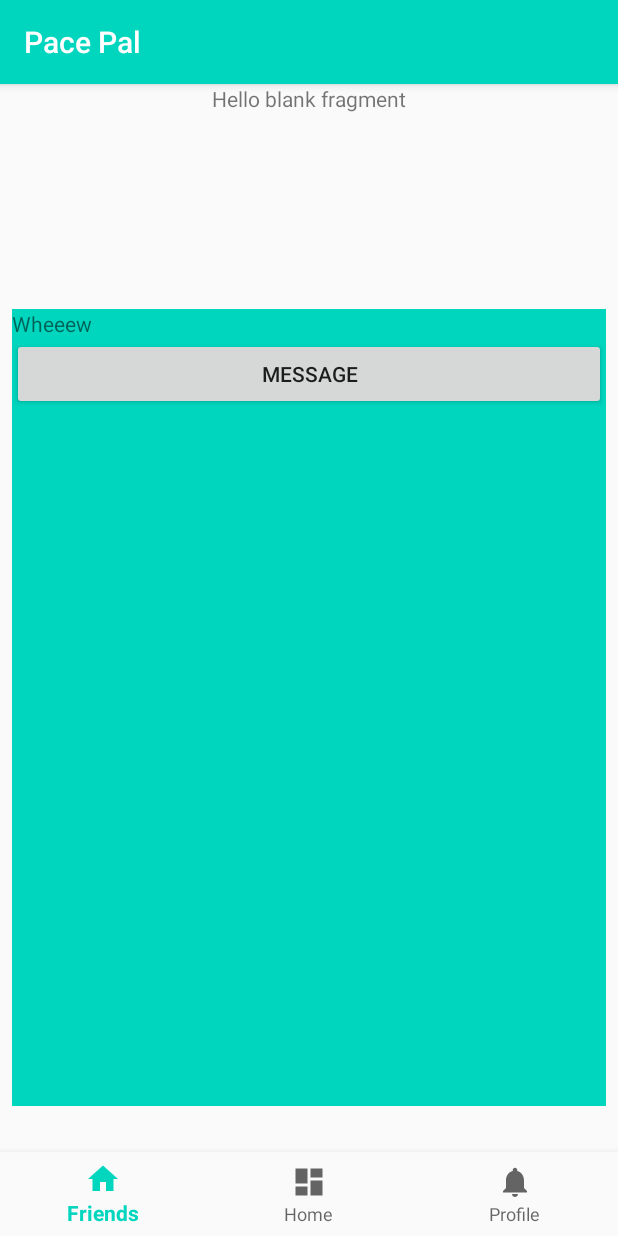
After one commit to Pace-Pal/Pace-Pal-152, an Android app: the fragment chatChannelFragment placed in its activity, on a phone screen of 412 x 824 dp. The commit adds this screen. Run offline under Robolectric (Android 15) with nearby library versions, the phone set to English and light mode, and no system bars; our stand-ins replace Firebase (no records; nobody signed in at launch, a user with empty details on screens opened directly), Picasso; pictures from the network do not load; 5 statements that could not run were skipped.

Commit message:
on its way

```diff
--- a/app/src/main/java/com/group2/pacepal/Friend.kt
+++ b/app/src/main/java/com/group2/pacepal/Friend.kt
@@ -3,7 +3,7 @@ package com.group2.pacepal
 import android.content.Context
 
 
-data class Friend (val profilePictureURL: String, val userName: String, val realName: String, val uid: String, val activityType:Int, val feature: Context)
+data class Friend (val profilePictureURL: String?, val userName: String, val realName: String, val uid: String, val activityType:Int, val feature: Context)
 
 //In order
 //profilePictureURL = the url for the profile picture, ideally from Firebase Storage
--- /dev/null
+++ b/app/src/main/java/com/group2/pacepal/Message.kt
@@ -0,0 +1,17 @@
+package com.group2.pacepal
+
+import java.util.*
+
+
+object MessageType {
+    const val TEXT = "TEXT"
+    const val IMAGE = "IMAGE"
+}
+
+interface Message {
+    val time: Date
+    val senderId: String
+    val recipientId: String
+    val senderName: String
+    val type: String
+}
--- /dev/null
+++ b/app/src/main/java/com/group2/pacepal/TextMessage.kt
@@ -0,0 +1,14 @@
+package com.group2.pacepal
+
+import java.util.*
+
+
+data class TextMessage(val text: String,
+                       override val time: Date,
+                       override val senderId: String,
+                       override val recipientId: String,
+                       override val senderName: String,
+                       override val type: String = MessageType.TEXT)
+    : Message {
+    constructor() : this("", Date(0), "", "", "")
+}
--- /dev/null
+++ b/app/src/main/java/com/group2/pacepal/chatChannelFragment.kt
@@ -0,0 +1,163 @@
+package com.group2.pacepal
+
+import android.os.Bundle
+import android.support.v4.app.Fragment
+import android.support.v7.widget.LinearLayoutManager
+import android.support.v7.widget.RecyclerView
+import android.util.Log
+import android.view.LayoutInflater
+import android.view.View
+import android.view.ViewGroup
+import com.google.firebase.auth.FirebaseAuth
+import com.google.firebase.firestore.DocumentReference
+import com.google.firebase.firestore.FirebaseFirestore
+import com.google.firebase.firestore.ListenerRegistration
+import com.squareup.picasso.Picasso
+import kotlinx.android.synthetic.main.user_profile.*
+import java.util.*
+
+
+class chatChannelFragment: Fragment() {
+
+    private val textMessages = ArrayList<TextMessage>(0)
+    private val adapter = messageAdapter(textMessages)
+    private lateinit var messagesListenerRegistration: ListenerRegistration //will attach to other user's document to notify client of database message updates
+    private val fsdb = FirebaseFirestore.getInstance()
+    private val user = FirebaseAuth.getInstance().currentUser
+    private val userid = user!!.uid
+    private val dbChatChannels = fsdb.collection("chatChanels") //mispelled it, whoops
+
+    //current user we want to use for later
+    private val currentUserDocRef: DocumentReference
+        get() = FirebaseFirestore.getInstance().document("users/${FirebaseAuth.getInstance().currentUser?.uid
+                ?: throw NullPointerException("UID is null.")}")
+
+    private val chatChannelsCollectionRef = FirebaseFirestore.getInstance().collection("chatChanels")
+    private lateinit var currentChannelId: String
+
+    override fun onCreateView(inflater: LayoutInflater, container: ViewGroup?, savedInstanceState: Bundle?): View? {
+
+        //grab the bundled arguments passed in from the friendsAdapter , activityType == 1
+        val friendUID = arguments!!.getString("friend_uid")
+        val friendUsername = arguments!!.getString("friend_userName")
+        val friendRealName= arguments!!.getString("friend_real_name")
+
+        Log.d("New Fragemnt", "chat channel success")
+
+        //create fragment view
+        val view =  inflater.inflate(R.layout.fragment_chat_channel, container, false)
+
+
+
+
+        //initializes the recyclerView with its adapter
+        val invView = view?.findViewById(R.id.messageList) as RecyclerView
+        invView.layoutManager = LinearLayoutManager(this.context)
+        invView.adapter = adapter
+
+
+
+
+
+        //test to fill in adapter with a TextMessage object
+        val test = Date()
+        //test the message
+        textMessages.add(TextMessage(
+                "hey",
+                       test,
+                "to me",
+                "jason",
+                "TEXT",
+                "TEXT"
+        ))
+        adapter.notifyDataSetChanged()
+
+        //want to attach a listener to the friend's chatChannel so clientside knows to update the client when the database updates
+        val otherUserId = friendUID
+        getOrCreateChatChannel(otherUserId) { channelId ->
+            currentChannelId = channelId
+
+            messagesListenerRegistration = addChatMessagesListener(channelId, this, this::updateRecyclerView) //where it gets different
+
+            imageView_send.setOnClickListener {
+                val messageToSend =
+                        TextMessage(editText_message.text.toString(), Calendar.getInstance().time,
+                                FirebaseAuth.getInstance().currentUser!!.uid,
+                                otherUserId, currentUser.name)
+                editText_message.setText("")
+                FirestoreUtil.sendMessage(messageToSend, channelId)
+            }
+
+            /*
+            fab_send_image.setOnClickListener {
+                val intent = Intent().apply {
+                    type = "image/*"
+                    action = Intent.ACTION_GET_CONTENT
+                    putExtra(Intent.EXTRA_MIME_TYPES, arrayOf("image/jpeg", "image/png"))
+                }
+                startActivityForResult(Intent.createChooser(intent, "Select Image"), RC_SELECT_IMAGE)
+            } */ */
+        }
+    //}
+
+
+
+        return view
+    }
+
+    //get or create chat channels (from ResoCoder)
+    fun getOrCreateChatChannel(otheruserId: String,
+                               onComplete: (channelId: String) -> Unit) {
+        currentUserDocRef.collection("engagedChatChannels")
+                .document(otheruserId).get().addOnSuccessListener {
+                    if (it.exists()) { //if a chat channel exists
+                        onComplete(it["channelID"] as String )
+                        return@addOnSuccessListener
+                    } //else create a chat channel
+                    val currentUserId = FirebaseAuth.getInstance().currentUser!!.uid
+
+                    val newChannel = chatChannelsCollectionRef.document()
+                    newChannel.set(chatChannelData(mutableListOf(currentUserId, otheruserId)))
+
+                    currentUserDocRef.collection("engagedChatChannels")
+                            .document(otheruserId)
+                            .set(mapOf("channelID" to newChannel.id)) //a newChannel.id is a id to refer to the document we just created in the chatChanels collection
+
+                    fsdb.collection("users").document(otheruserId) //todo: change this document
+                            .collection("engagedChatChannels")
+                            .document(currentUserId)
+                            .set(mapOf("channelID" to newChannel.id))
+
+                    onComplete(newChannel.id)
+                }
+
+    }
+
+    fun addChatMessagesListener(channelId: String, context: Context,
+                                onListen: (List<TextMessage>) -> Unit): ListenerRegistration {
+        return chatChannelsCollectionRef.document(channelId).collection("messages")
+                .orderBy("time")
+                .addSnapshotListener { querySnapshot, firebaseFirestoreException ->
+                    if (firebaseFirestoreException != null) {
+                        Log.e("FIRESTORE", "ChatMessagesListener error.", firebaseFirestoreException)
+                        return@addSnapshotListener
+                    }
+
+                    val items = mutableListOf<Item>()
+                    querySnapshot!!.documents.forEach {
+                        if (it["type"] == MessageType.TEXT)
+                            items.add(TextMessageItem(it.toObject(TextMessage::class.java)!!, context))
+                        else
+                            items.add(ImageMessageItem(it.toObject(ImageMessage::class.java)!!, context))
+                        return@forEach
+                    }
+                    onListen(items)
+                }
+    }
+
+
+
+
+
+
+}
--- /dev/null
+++ b/app/src/main/java/com/group2/pacepal/messageAdapter.kt
@@ -0,0 +1,54 @@
+package com.group2.pacepal
+
+import android.support.v7.widget.RecyclerView
+import android.util.Log
+import android.view.LayoutInflater
+import android.view.View
+import android.view.ViewGroup
+import com.squareup.picasso.Picasso
+import kotlinx.android.synthetic.main.messageview_row_item.view.*
+
+internal class messageAdapter constructor( private var messages: ArrayList<TextMessage>): RecyclerView.Adapter<messageAdapter.messageHolder>() {
+
+
+    override fun onCreateViewHolder(parent: ViewGroup, viewType: Int): messageHolder { //try creatig an if statement to tell the adapter to use a different view depending upon context later maybe
+        val inflatedView = LayoutInflater.from(parent.context).inflate(R.layout.messageview_row_item, parent, false)  //TODO: figure out how context will be passed around
+        return messageHolder(inflatedView)
+    }
+
+    override fun onBindViewHolder(message: messageAdapter.messageHolder, position: Int) {
+        val messageItem = messages[position]
+        //messages[position].context
+
+        message.bindMessage(messageItem)
+    }
+
+    override fun getItemCount() = messages.size
+
+
+    class messageHolder(v: View) : RecyclerView.ViewHolder(v) {
+
+        private var view: View = v
+        private var message: TextMessage? = null
+
+
+        init {
+            v.setOnClickListener { this }
+        }
+
+        /*override fun onClick(v: View?) {
+            Log.d("RecyclerView", "CLICK!")       //delete if selecting friend works
+
+
+        }*/
+        //TODO: Create a message on the database to show that it works
+        //TODO: Implement a database listener so the view automatically refreshes when a new message arrives (don't know if that goes here)
+        fun bindMessage(message: TextMessage) { //TODO: Bind views to test
+            this.message = message
+            view.messageText.text = "Wheeew"
+            //Picasso.with(view.context).load(friend.profilePictureURL).fit().into(view.profilePic)
+
+        }
+    }
+
+}
--- /dev/null
+++ b/app/src/main/res/layout/fragment_chat_channel.xml
@@ -0,0 +1,36 @@
+<?xml version="1.0" encoding="utf-8"?>
+<android.support.constraint.ConstraintLayout xmlns:android="http://schemas.android.com/apk/res/android"
+    xmlns:tools="http://schemas.android.com/tools"
+    android:layout_width="match_parent"
+    android:layout_height="match_parent"
+    xmlns:app="http://schemas.android.com/apk/res-auto"
+    tools:context=".chatChannelFragment">
+
+    <!-- TODO: Update blank fragment layout -->
+    <TextView
+        android:id="@+id/textView4"
+        android:layout_width="wrap_content"
+        android:layout_height="wrap_content"
+        android:layout_marginStart="8dp"
+        android:layout_marginEnd="8dp"
+        android:text="@string/hello_blank_fragment"
+        app:layout_constraintEnd_toEndOf="parent"
+        app:layout_constraintStart_toStartOf="parent" />
+
+
+    <android.support.v7.widget.RecyclerView
+        android:id="@+id/messageList"
+        android:layout_width="0dp"
+        android:layout_height="531dp"
+        android:layout_marginStart="8dp"
+        android:layout_marginTop="44dp"
+        android:layout_marginEnd="8dp"
+        android:background="@color/colorPrimary"
+        app:layout_constraintBottom_toBottomOf="parent"
+        app:layout_constraintEnd_toEndOf="parent"
+        app:layout_constraintStart_toStartOf="parent"
+        app:layout_constraintTop_toBottomOf="@+id/textView4" /> <!-- TODO: Rename ID -->
+
+
+
+</android.support.constraint.ConstraintLayout>
--- a/app/src/main/res/layout/friends_list.xml
+++ b/app/src/main/res/layout/friends_list.xml
@@ -54,7 +54,7 @@
         android:layout_width="0dp"
         android:layout_height="0dp"
         android:layout_marginStart="8dp"
-        android:layout_marginTop="8dp"
+        android:layout_marginTop="12dp"
         android:layout_marginEnd="8dp"
         android:background="@color/colorPrimary"
         app:layout_constraintBottom_toBottomOf="parent"
--- /dev/null
+++ b/app/src/main/res/layout/messageview_row_item.xml
@@ -0,0 +1,28 @@
+<?xml version="1.0" encoding="utf-8"?>
+<LinearLayout xmlns:android="http://schemas.android.com/apk/res/android"
+    xmlns:app="http://schemas.android.com/apk/res-auto"
+    android:id="@+id/messageItemView"
+    android:layout_width="match_parent"
+    android:layout_height="wrap_content"
+    android:orientation="vertical">
+    <!-- TODO: Remember this id for messages. It is the thing getting wrapped -->
+
+    <TextView
+        android:id="@+id/messageText"
+        android:layout_width="match_parent"
+        android:layout_height="wrap_content"
+        android:layout_weight="3"
+        android:text="TextView" />
+
+    <Button
+        android:id="@+id/chat_channel_test_button"
+        style="@style/Widget.AppCompat.Button"
+        android:layout_width="match_parent"
+        android:layout_height="wrap_content"
+        android:layout_weight="3"
+        android:text="Message" />
+
+
+
+
+</LinearLayout>
--- a/app/src/main/res/values/strings.xml
+++ b/app/src/main/res/values/strings.xml
@@ -28,4 +28,7 @@
     <string name="last_name">Last Name</string>
     <string name="username">Username</string>
     <string name="submit">Submit</string>
+
+    <!-- TODO: Remove or change this placeholder text -->
+    <string name="hello_blank_fragment">Hello blank fragment</string>
 </resources>
```
Also changed, not shown: app/build.gradle (+11 -0 lines), app/src/main/java/com/group2/pacepal/FriendsAdapter.kt (+29 -3 lines), app/src/main/java/com/group2/pacepal/chatChannelData.kt (added, +66 -0 lines), app/src/main/java/com/group2/pacepal/friendProfileFragment.kt (+8 -2 lines), app/src/main/res/layout/friendview_row_item.xml (+8 -0 lines).
